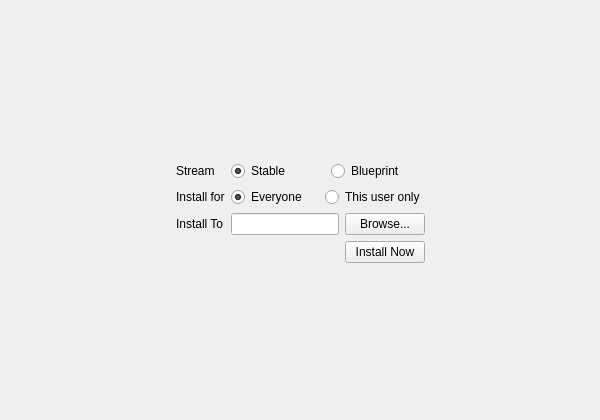
The window that installer/mainwindow.ui (vicr123/theInstaller) describes before a commit, drawn with Qt 5.
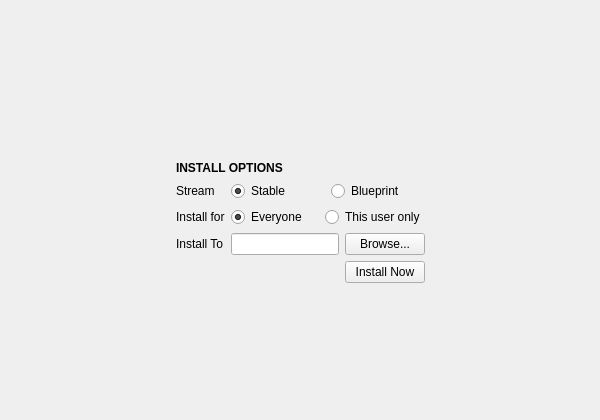
The same window after the commit. The open tabs and pages were chosen to show the change. Icons and pictures are not drawn. Custom widgets are drawn as their Qt base class.

```diff
--- a/installer/mainwindow.ui
+++ b/installer/mainwindow.ui
@@ -379,38 +379,78 @@
            <layout class="QVBoxLayout" name="verticalLayout_4">
             <item>
              <layout class="QGridLayout" name="gridLayout">
-              <item row="2" column="0">
-               <widget class="QLabel" name="label_2">
-                <property name="text">
-                 <string>Install To</string>
-                </property>
-               </widget>
-              </item>
-              <item row="2" column="1">
+              <item row="3" column="1">
                <widget class="QLineEdit" name="installPathLineEdit"/>
               </item>
+              <item row="1" column="1" colspan="2">
+               <widget class="QWidget" name="streamContainer" native="true">
+                <layout class="QHBoxLayout" name="horizontalLayout_4">
+                 <property name="leftMargin">
+                  <number>0</number>
+                 </property>
+                 <property name="topMargin">
+                  <number>0</number>
+                 </property>
+                 <property name="rightMargin">
+                  <number>0</number>
+                 </property>
+                 <property name="bottomMargin">
+                  <number>0</number>
+                 </property>
+                 <item>
+                  <widget class="QRadioButton" name="stableStream">
+                   <property name="sizePolicy">
+                    <sizepolicy hsizetype="Preferred" vsizetype="Fixed">
+                     <horstretch>0</horstretch>
+                     <verstretch>0</verstretch>
+                    </sizepolicy>
+                   </property>
+                   <property name="text">
+                    <string>Stable</string>
+                   </property>
+                   <property name="checked">
+                    <bool>true</bool>
+                   </property>
+                  </widget>
+                 </item>
+                 <item>
+                  <widget class="QRadioButton" name="blueprintStream">
+                   <property name="sizePolicy">
+                    <sizepolicy hsizetype="Preferred" vsizetype="Fixed">
+                     <horstretch>0</horstretch>
+                     <verstretch>0</verstretch>
+                    </sizepolicy>
+                   </property>
+                   <property name="text">
+                    <string>Blueprint</string>
+                   </property>
+                  </widget>
+                 </item>
+                </layout>
+               </widget>
+              </item>
+              <item row="3" column="2">
+               <widget class="QPushButton" name="browseInstallPathButton">
+                <property name="text">
+                 <string>Browse...</string>
+                </property>
+               </widget>
+              </item>
               <item row="1" column="0">
-               <widget class="QLabel" name="label">
-                <property name="text">
-                 <string>Install for</string>
-                </property>
-               </widget>
-              </item>
-              <item row="0" column="0">
                <widget class="QLabel" name="streamLabel">
                 <property name="text">
                  <string>Stream</string>
                 </property>
                </widget>
               </item>
-              <item row="2" column="2">
-               <widget class="QPushButton" name="browseInstallPathButton">
+              <item row="3" column="0">
+               <widget class="QLabel" name="label_2">
                 <property name="text">
-                 <string>Browse...</string>
+                 <string>Install To</string>
                 </property>
                </widget>
               </item>
-              <item row="1" column="1" colspan="2">
+              <item row="2" column="1" colspan="2">
                <widget class="QWidget" name="widget" native="true">
                 <layout class="QHBoxLayout" name="horizontalLayout_3">
                  <property name="leftMargin">
@@ -457,51 +497,24 @@
                 </layout>
                </widget>
               </item>
-              <item row="0" column="1" colspan="2">
-               <widget class="QWidget" name="streamContainer" native="true">
-                <layout class="QHBoxLayout" name="horizontalLayout_4">
-                 <property name="leftMargin">
-                  <number>0</number>
-                 </property>
-                 <property name="topMargin">
-                  <number>0</number>
-                 </property>
-                 <property name="rightMargin">
-                  <number>0</number>
-                 </property>
-                 <property name="bottomMargin">
-                  <number>0</number>
-                 </property>
-                 <item>
-                  <widget class="QRadioButton" name="stableStream">
-                   <property name="sizePolicy">
-                    <sizepolicy hsizetype="Preferred" vsizetype="Fixed">
-                     <horstretch>0</horstretch>
-                     <verstretch>0</verstretch>
-                    </sizepolicy>
-                   </property>
-                   <property name="text">
-                    <string>Stable</string>
-                   </property>
-                   <property name="checked">
-                    <bool>true</bool>
-                   </property>
-                  </widget>
-                 </item>
-                 <item>
-                  <widget class="QRadioButton" name="blueprintStream">
-                   <property name="sizePolicy">
-                    <sizepolicy hsizetype="Preferred" vsizetype="Fixed">
-                     <horstretch>0</horstretch>
-                     <verstretch>0</verstretch>
-                    </sizepolicy>
-                   </property>
-                   <property name="text">
-                    <string>Blueprint</string>
-                   </property>
-                  </widget>
-                 </item>
-                </layout>
+              <item row="2" column="0">
+               <widget class="QLabel" name="label">
+                <property name="text">
+                 <string>Install for</string>
+                </property>
+               </widget>
+              </item>
+              <item row="0" column="0" colspan="3">
+               <widget class="QLabel" name="label_6">
+                <property name="font">
+                 <font>
+                  <weight>75</weight>
+                  <bold>true</bold>
+                 </font>
+                </property>
+                <property name="text">
+                 <string>INSTALL OPTIONS</string>
+                </property>
                </widget>
               </item>
              </layout>
```
Left out of the diff: 16 changed lines with no effect on the pictures.
